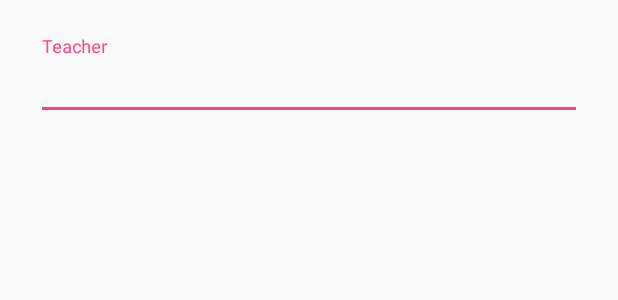
After one commit to antkir/MsluSchedule, an Android app: the layout add_teacher_view.xml on its own in the app's theme, with its tools: preview values and no code run, on a phone screen of 412 x 824 dp. The commit adds this screen. Shown: the top 300 px of the screen. Run offline under Robolectric (Android 15) with nearby library versions, the phone set to English and light mode, and no system bars.

Commit message:
Initial AddTeacher dialog layout

```diff
--- /dev/null
+++ b/app/src/main/res/layout/add_teacher_view.xml
@@ -0,0 +1,28 @@
+<?xml version="1.0" encoding="utf-8"?>
+<LinearLayout xmlns:android="http://schemas.android.com/apk/res/android"
+    android:layout_width="match_parent"
+    android:layout_height="wrap_content"
+    android:orientation="vertical">
+
+    <android.support.v4.widget.NestedScrollView
+        android:layout_width="match_parent"
+        android:layout_height="wrap_content">
+
+        <android.support.design.widget.TextInputLayout
+            android:layout_width="match_parent"
+            android:layout_height="wrap_content"
+            android:padding="24dp">
+
+            <AutoCompleteTextView
+                android:id="@+id/autoCompleteTextViewTeacher"
+                android:layout_width="match_parent"
+                android:layout_height="wrap_content"
+                android:completionThreshold="3"
+                android:hint="@string/teacher"
+                android:imeOptions="actionDone|flagNoExtractUi"
+                android:inputType="textAutoComplete" />
+        </android.support.design.widget.TextInputLayout>
+
+    </android.support.v4.widget.NestedScrollView>
+
+</LinearLayout>
--- a/app/src/main/res/values/strings.xml
+++ b/app/src/main/res/values/strings.xml
@@ -2,11 +2,13 @@
     <string name="app_name">MSLU Schedule</string>
 
     <string name="add_group_title">Add Group</string>
+    <string name="add_teacher_title">Add Teacher</string>
     <string name="button_add">Add</string>
     <string name="button_cancel">Cancel</string>
 
     <string name="faculty">Faculty</string>
     <string name="group">Group</string>
+    <string name="teacher">Teacher</string>
 
     <string name="navigation_drawer_open">Open navigation drawer</string>
     <string name="navigation_drawer_close">Close navigation drawer</string>
```
Also changed, not shown: app/src/main/kotlin/by/ntnk/msluschedule/ui/addteacher/AddTeacherFragment.kt (+23 -0 lines).
